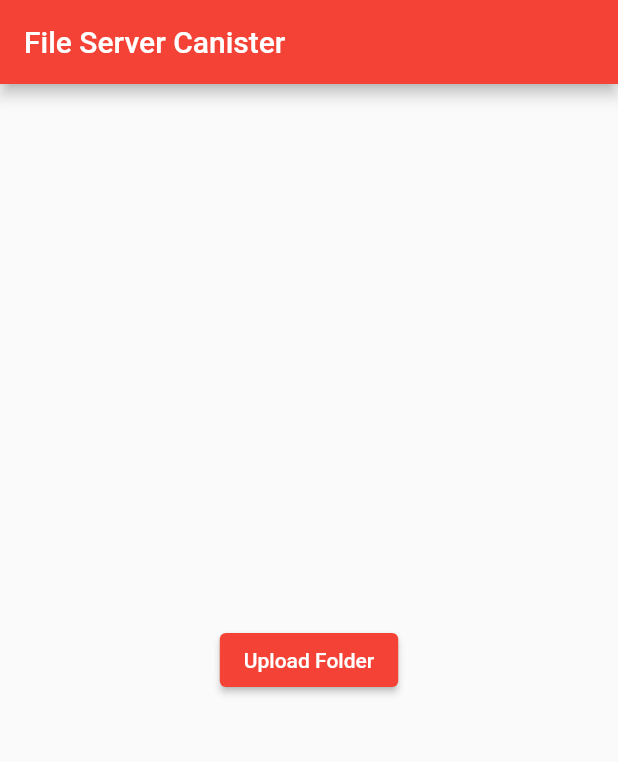
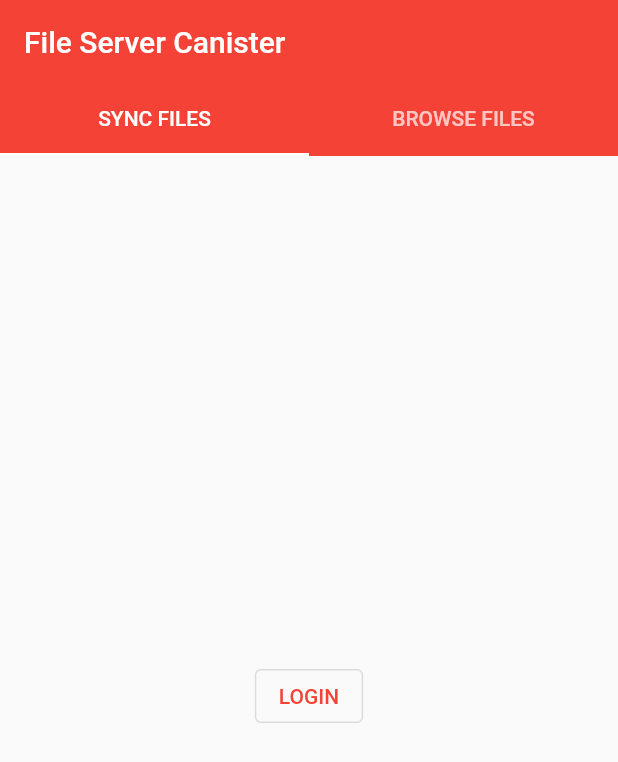
Before and after one commit to levifeldman/file-server-canister, a Flutter app: the screen it shows after launch, on a phone screen of 412 x 824 dp. Shown: the top 762 px of the screen. Run offline on Flutter 3.47's test engine with Material 2 defaults, Android fonts, the phone set to English and light mode, and no system bars; our stand-ins replace js, loading_animation_widget; missing offline and left inert: dart:html, ic_tools, ic_tools_web.

Commit message:
user login CustomState ic_tools_web loading nimation

```diff
--- a/frontcode/lib/main.dart
+++ b/frontcode/lib/main.dart
@@ -3,6 +3,20 @@ import 'dart:ui' as ui;
 import 'dart:html' as html;
 import 'package:js/js_util.dart';
 import 'dart:typed_data';
+
+import 'package:ic_tools/ic_tools.dart';
+import 'package:ic_tools/candid.dart' show c_forwards, c_backwards, Record;
+import 'package:ic_tools/candid.dart' as candid;
+import 'package:ic_tools_web/ic_tools_web.dart';
+import 'package:loading_animation_widget/loading_animation_widget.dart';
+
+import './state.dart';
+
+
+
+
+//final Canister server = Canister(Principal(''));
+
 
 void main() {
   runApp(const MyApp());
@@ -14,14 +28,27 @@ class MyApp extends StatelessWidget {
   @override
   Widget build(BuildContext context) {
     return MaterialApp(
-      title: 'File Server',
+      title: 'File Server Canister',
       theme: ThemeData(
         primarySwatch: Colors.red,
+        appBarTheme: AppBarTheme(
+            //color: blue,
+            backgroundColor: Colors.red,
+            //foregroundColor: double?,
+            elevation: 0.0,
+            shadowColor: null,
+        )
       ),
       home: const MyHomePage(),
     );
   }
 }
+
+final List<String> tabs = [
+    'SYNC FILES',
+    'BROWSE FILES'
+];
+
 
 class MyHomePage extends StatefulWidget {
     const MyHomePage({super.key});
@@ -30,12 +57,27 @@ class MyHomePage extends StatefulWidget {
     State<MyHomePage> createState() => _MyHomePageState();
 }
 
-class _MyHomePageState extends State<MyHomePage> {
+class _MyHomePageState extends State<MyHomePage> with SingleTickerProviderStateMixin {
     late html.Element input_directory;
+    //final String temp_canister_server_dir = DateTime.now().millisecondsSinceEpoch.toString;
+    CustomState state = CustomState();
+    bool load_first_state_future_is_complete = false;
+
+    late TabController tab_controller;
 
     @override
     void initState() {
         super.initState();
+
+        tab_controller = TabController(vsync: this, length: tabs.length);
+
+        this.state.load_first_state().then((_null) {
+            this.setState((){
+                load_first_state_future_is_complete = true;
+            });
+        }, onError: (e,s) {
+            print(e);
+        });
 
         input_directory = html.Element.html(
             '<input type="file" id="directorypicker" name="fileList" webkitdirectory />',
@@ -76,11 +118,38 @@ class _MyHomePageState extends State<MyHomePage> {
         return Scaffold(
             appBar: AppBar(
                 title: Text('File Server Canister'),
+                bottom: TabBar(
+                    controller: tab_controller,
+                    tabs: tabs.map((s)=>Tab(text: s)).toList()
                 ),
-      body: Center(
+            ),
+            body: this.load_first_state_future_is_complete == false || this.state.loading ? Center(
+                child: LoadingAnimationWidget.threeArchedCircle( // fade this in and out
+                    color: Colors.black,
+                    size: 200,
+                ),
+            ) : this.state.user == null ? Center(
+                child: OutlinedButton(
+                    child: Text('LOGIN'),
+                    onPressed: () {
+                        setState((){
+                            state.loading = true;
+                            User.login().then((User user) {
+                                setState((){
+                                    state.user = user;
+                                    state.loading = false;
+                                });
+                            }, onError: (authorize_client_error) {
+                                print(authorize_client_error);
+                            });
+                        });
+                    }
+                )
+            ) : /*this.state.user != null ? */ Center(
                 child: Column(
                     mainAxisAlignment: MainAxisAlignment.center,
                     children: <Widget>[
+                        Text('welcome user: ${state.user!.principal.text}'),
                         /*
                         Container(
                             width: 70,
@@ -146,3 +215,12 @@ class FileUpload {
         }
     }
 }
+
+
+Future<void> canister_upload_files(List<FileUpload> file_uploads) async {
+
+    // :LOOK AT THE go.dart-put_frontcode_files-FUNCTION.
+
+    //await Future.wait();
+
+}
--- /dev/null
+++ b/frontcode/lib/state.dart
@@ -0,0 +1,52 @@
+import 'dart:typed_data';
+import 'dart:math';
+
+import 'package:ic_tools/ic_tools.dart';
+import 'package:ic_tools_web/ic_tools_web.dart';
+
+class CustomState {
+
+    User? user;
+
+    bool loading = false;
+
+    Future<void> load_first_state() async {
+        // check indexdb for a current user and legations (unexpired)
+    }
+
+
+}
+
+
+
+class User {
+    final SubtleCryptoECDSAP256Caller caller;
+    final List<Legation> legations;
+
+    User({
+        required this.caller,
+        required this.legations,
+    });
+
+    BigInt? get expiration_unix_timestamp_nanoseconds => this.legations.isNotEmpty ? this.legations.map((l)=>l.expiration_unix_timestamp_nanoseconds).toList().reduce((current, next) => current <= next ? current : next) : null;
+    Uint8List get public_key_DER => legations.length >= 1 ? legations[0].legator_public_key_DER : caller.public_key_DER;
+    Principal get principal => Principal.ofthePublicKeyDER(this.public_key_DER);
+
+    Future<Uint8List> call(Canister canister, {required CallType calltype, required String method_name, Uint8List? put_bytes, Duration timeout_duration = const Duration(minutes: 10)}) {
+        return canister.call(caller:this.caller, legations:this.legations, calltype:calltype, method_name:method_name, put_bytes:put_bytes, timeout_duration:timeout_duration);
+    }
+
+    static Future<User> login() async {
+        SubtleCryptoECDSAP256Caller legatee_caller = await SubtleCryptoECDSAP256Caller.new_keys();
+        List<Legation> legations = await ii_login(
+            legatee_caller,
+            valid_duration: Duration(days: 30),
+        );
+        // save user in the indexdb
+        return User(
+            caller: legatee_caller,
+            legations: legations
+        );
+    }
+
+}
--- a/frontcode/pubspec.yaml
+++ b/frontcode/pubspec.yaml
@@ -37,6 +37,9 @@ dependencies:
   cupertino_icons: ^1.0.2
 
   ic_tools: 1.1.3
+  ic_tools_web: #1.0.0
+    path: '/home/levi/Documents/code/ic_tools_web'
+  loading_animation_widget: ^1.2.0+4
 
 
 
```
Also changed, not shown: frontcode/pubspec.lock. Lines whose indentation alone changed are shown as unchanged.
